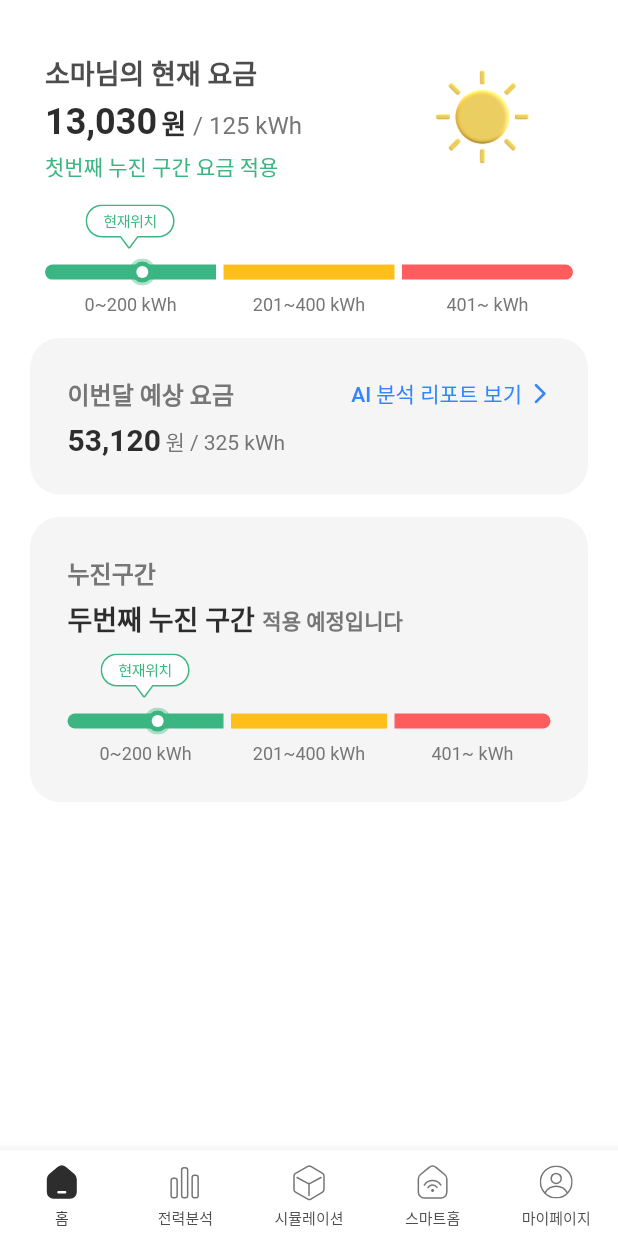
After one commit to dodo849/SmartEletricAppFrontEnd, a Flutter app: the screen it shows after launch, on a phone screen of 412 x 824 dp. The commit adds this screen. Run offline on Flutter 3.47's test engine with Material 2 defaults, Android fonts, the light colour scheme and no system bars; our stand-ins replace flutter_svg, get, shared_preferences; Roboto replaces fonts that are missing (Pretendard).

Commit message:
Feat: BottomNavagtaionBar 탭 전환 구현

```diff
--- a/smart_electric_application/lib/main.dart
+++ b/smart_electric_application/lib/main.dart
@@ -1,7 +1,7 @@
 import 'package:flutter/material.dart';
 import 'package:get/get.dart';
 import 'package:smart_electric_application/src/view/page/AIReport.dart';
-import 'package:smart_electric_application/src/view/page/MyHome.dart';
+import 'package:smart_electric_application/src/view/page/MyScaffold.dart';
 import 'package:smart_electric_application/src/view/theme/Themes.dart';
 import 'package:smart_electric_application/src/viewmodel/ThemeViewModel.dart';
 
@@ -17,7 +17,7 @@ class MyApp extends StatelessWidget {
     Get.put(ThemeViewModel());
 
     return GetMaterialApp(
-      home: MyHome(),
+      home: MyScaffold(),
       theme: lightTheme,
       darkTheme: darkTheme,
       themeMode: ThemeMode.system,
--- a/smart_electric_application/lib/src/view/component/MyBottomNavigationBar.dart
+++ b/smart_electric_application/lib/src/view/component/MyBottomNavigationBar.dart
@@ -1,10 +1,13 @@
 import 'package:flutter/material.dart';
 import 'package:flutter_svg/svg.dart';
 import 'package:get/get.dart';
+import 'package:smart_electric_application/src/view/page/MyScaffold.dart';
 
 // Stateful 위젯 사용
 class MyBottomNavgationBar extends StatefulWidget {
-  const MyBottomNavgationBar({Key? key}) : super(key: key);
+  const MyBottomNavgationBar({
+    Key? key,
+  }) : super(key: key);
 
   @override
   State<StatefulWidget> createState() => _MyBottomNavgationBar();
@@ -15,43 +18,69 @@ class _MyBottomNavgationBar extends State<MyBottomNavgationBar> {
   static int _selectedIndex = 0;
 
   // 탭 될때 인덱스 변수 변경할 함수
-  void _onItemTapped(int index) {
-    setState(() {
-      _selectedIndex = index;
-    });
-  }
+  // void _onItemTapped(int index) {
+  //   setState(() {
+  //     selectedIndex = index;
+  //   });
+  // }
 
   @override
   Widget build(BuildContext context) {
+
+    // findAncestorStateOfType: 조상 위젯의 State에 접근할 수 있는 메서드
+    // 부모 위젯인 MyScaffold의 state에 접근
+    MyScaffoldState? parent =
+        context.findAncestorStateOfType<MyScaffoldState>();
+
+    void _onItemTapped(int index) {
+      print("tap");
+      _selectedIndex = index;
+      parent?.setState(() {
+        parent.selectedIndex = _selectedIndex;
+        print(parent.selectedIndex);
+      });
+    }
+
     return BottomNavigationBar(
+      backgroundColor: context.theme.colorScheme.background,
       items: <BottomNavigationBarItem>[
         BottomNavigationBarItem(
             icon: _selectedIndex == 0 // 선택된 탭은 채워진 아이콘, 나머지는 line 아이콘
-                ? SvgPicture.asset('assets/icons/menu-home-solid.svg')
-                : SvgPicture.asset('assets/icons/menu-home-line.svg'),
+                ? SvgPicture.asset('assets/icons/menu-home-solid.svg',
+                    color: context.theme.colorScheme.onBackground)
+                : SvgPicture.asset('assets/icons/menu-home-line.svg',
+                    color: context.theme.colorScheme.onSurface),
             label: "홈"),
         BottomNavigationBarItem(
             icon: _selectedIndex == 1
-                ? SvgPicture.asset('assets/icons/menu-analysis-solid.svg')
-                : SvgPicture.asset('assets/icons/menu-analysis-line.svg'),
+                ? SvgPicture.asset('assets/icons/menu-analysis-solid.svg',
+                    color: context.theme.colorScheme.onBackground)
+                : SvgPicture.asset('assets/icons/menu-analysis-line.svg',
+                    color: context.theme.colorScheme.onSurface),
             label: "전력분석"),
         BottomNavigationBarItem(
             icon: _selectedIndex == 2
-                ? SvgPicture.asset('assets/icons/menu-simulation-solid.svg')
-                : SvgPicture.asset('assets/icons/menu-simulation-line.svg'),
+                ? SvgPicture.asset('assets/icons/menu-simulation-solid.svg',
+                    color: context.theme.colorScheme.onBackground)
+                : SvgPicture.asset('assets/icons/menu-simulation-line.svg',
+                    color: context.theme.colorScheme.onSurface),
             label: "시뮬레이션"),
         BottomNavigationBarItem(
             icon: _selectedIndex == 3
-                ? SvgPicture.asset('assets/icons/menu-smarthome-solid.svg')
-                : SvgPicture.asset('assets/icons/menu-smarthome-line.svg'),
+                ? SvgPicture.asset('assets/icons/menu-smarthome-solid.svg',
+                    color: context.theme.colorScheme.onBackground)
+                : SvgPicture.asset('assets/icons/menu-smarthome-line.svg',
+                    color: context.theme.colorScheme.onSurface),
             label: "스마트홈"),
         BottomNavigationBarItem(
             icon: _selectedIndex == 4
-                ? SvgPicture.asset('assets/icons/menu-mypage-solid.svg')
-                : SvgPicture.asset('assets/icons/menu-mypage-line.svg'),
+                ? SvgPicture.asset('assets/icons/menu-mypage-solid.svg',
+                    color: context.theme.colorScheme.onBackground)
+                : SvgPicture.asset('assets/icons/menu-mypage-line.svg',
+                    color: context.theme.colorScheme.onSurface),
             label: "마이페이지"),
       ],
-      // 현재 인덱스를 _selectedIndex에 저장
+      // 현재 인덱스를 selectedIndex에 저장
       currentIndex: _selectedIndex,
       // 요소(item)을 탭 할 시 실행)
       onTap: _onItemTapped,
--- a/smart_electric_application/lib/src/view/page/AIReport.dart
+++ b/smart_electric_application/lib/src/view/page/AIReport.dart
@@ -1,6 +1,6 @@
 import 'package:flutter/material.dart';
 import 'package:smart_electric_application/src/view/component/MyBottomNavigationBar.dart';
-import 'package:smart_electric_application/src/view/page/MyHome.dart';
+import 'package:smart_electric_application/src/view/page/Home.dart';
 
 class AIReport extends StatelessWidget {
   const AIReport({Key? key}) : super(key: key);
--- /dev/null
+++ b/smart_electric_application/lib/src/view/page/Home.dart
@@ -0,0 +1,128 @@
+import 'package:flutter/material.dart';
+import 'package:flutter_svg/flutter_svg.dart';
+import 'package:get/get.dart';
+import 'package:smart_electric_application/src/view/component/MyBottomNavigationBar.dart';
+import 'package:smart_electric_application/src/view/component/NowChargeBanner.dart';
+import 'package:smart_electric_application/src/view/component/ProgressiveIntervalCard.dart';
+import 'package:smart_electric_application/src/view/component/EstimatedChargeCard.dart';
+import 'package:smart_electric_application/src/view/component/ProgressiveIntervalBar.dart';
+import 'package:shared_preferences/shared_preferences.dart';
+import 'package:smart_electric_application/src/viewmodel/ThemeViewModel.dart';
+import 'package:smart_electric_application/CustomIcon.dart';
+
+class Home extends StatefulWidget {
+  const Home({Key? key}) : super(key: key);
+
+  @override
+  State<StatefulWidget> createState() => _Home();
+}
+
+class _Home extends State<Home> {
+  static RxBool isLightTheme = false.obs;
+
+  Future<SharedPreferences> _prefs = SharedPreferences.getInstance();
+
+  // _saveThemeStatus() async {
+  //   SharedPreferences pref = await _prefs;
+  //   pref.setBool('theme', _isLightTheme.value);
+  // }
+
+  // _getThemeStatus() async {
+  //   var _isLight = _prefs.then((SharedPreferences prefs) {
+  //     return prefs.getBool('theme') != null ? prefs.getBool('theme') : true;
+  //   }).obs;
+  //   _isLightTheme.value = (await _isLight.value)!;
+  //   Get.changeThemeMode(_isLightTheme.value ? ThemeMode.light : ThemeMode.dark);
+  // }
+
+  static int selectedTabIndex = 0;
+
+
+  @override
+  Widget build(BuildContext context) {
+    return Column(children: [
+      SizedBox(height: 35),
+      Row(
+        children: [
+          NowChargeBanner(),
+          Spacer(),
+          GestureDetector(
+            onTap: () {
+              ThemeViewModel.to.changeTheme();
+            }, // Image tapped
+            child: ThemeViewModel.to.isLightTheme.isTrue
+                ? Image.asset("assets/images/img_day.png",
+                    width: 70, height: 70)
+                : Image.asset("assets/images/img_night.png",
+                    width: 70, height: 70),
+          ),
+          Spacer(),
+        ],
+      ),
+
+      SizedBox(height: 15),
+      Container(
+        margin: EdgeInsets.symmetric(horizontal: 30),
+        child: ProgressiveIntervalBar(
+          currentRate: 100,
+          currentSectionNumber: 1,
+        ),
+      ),
+
+      SizedBox(height: 15),
+      EstimatedChargeCard(),
+
+      SizedBox(height: 15),
+      ProgressiveIntervalCard(),
+
+      SizedBox(height: 15),
+
+      // Obx(() => ElevatedButton(
+      //     style: ButtonStyle(
+      //       backgroundColor: MaterialStateProperty.all(
+      //           context.theme.colorScheme.secondary),
+      //     ),
+      //     onPressed: () {
+      //       ThemeViewModel.to.changeTheme();
+      //     },
+      //     child:
+      //         Text("light/dark", style: TextStyle(color: Colors.white)))),
+
+      // // state
+      // GetBuilder<ThemeViewModel>(
+      //     global: true,
+      //     builder: (contoller) {
+      //       return ElevatedButton(
+      //           style: ButtonStyle(
+      //             backgroundColor: MaterialStateProperty.all(
+      //                 context.theme.colorScheme.secondary),
+      //           ),
+      //           onPressed: () {
+      //             contoller.changeTheme();
+      //           },
+      //           child: Text("light/dark",
+      //               style: TextStyle(color: Colors.white)));
+      //     }),
+
+      // Obx(
+      //   () => Text(
+      //     'Change to ${_isLightTheme.value ? 'Dark' : 'Light'} theme',
+      //     style: TextStyle(color: context.theme.colorScheme.onBackground),
+      //   ),
+      // ),
+      // ObxValue(
+      //   (data) => Switch(
+      //     value: _isLightTheme.value,
+      //     onChanged: (val) {
+      //       _isLightTheme.value = val;
+      //       Get.changeThemeMode(
+      //           _isLightTheme.value ? ThemeMode.light : ThemeMode.dark,
+      //       );
+      //         // _saveThemeStatus();
+      //       },
+      //     ),
+      //     false.obs,
+      // ),
+    ]);
+  }
+}
--- /dev/null
+++ b/smart_electric_application/lib/src/view/page/MyScaffold.dart
@@ -0,0 +1,48 @@
+import 'package:flutter/material.dart';
+import 'package:flutter/src/foundation/key.dart';
+import 'package:flutter/src/widgets/framework.dart';
+import 'package:get/get.dart';
+import 'package:smart_electric_application/src/view/component/MyBottomNavigationBar.dart';
+import 'package:smart_electric_application/src/view/page/Home.dart';
+
+class MyScaffold extends StatefulWidget {
+  const MyScaffold({Key? key}) : super(key: key);
+
+  @override
+  State<MyScaffold> createState() => MyScaffoldState();
+}
+
+class MyScaffoldState extends State<MyScaffold> {
+  // 선택된 탭 인덱스 저장. 자식 위젯인 MyBottomNavgationBar에서 변경한다.
+  int selectedIndex = 0;
+
+  // 탭별 화면
+  static List<Widget> tabPages = <Widget>[
+    Home(),
+    Container(),
+    Container(),
+    Container(),
+    Container(),
+  ];
+
+  @override
+  Widget build(BuildContext context) {
+    print("selectedIndex: ${selectedIndex}");
+    return Scaffold(
+      backgroundColor: context.theme.colorScheme.background,
+      appBar: EmptyAppBar(),
+      body: tabPages[selectedIndex],
+      bottomNavigationBar: MyBottomNavgationBar(),
+    );
+  }
+}
+
+class EmptyAppBar extends StatelessWidget implements PreferredSizeWidget {
+  @override
+  Widget build(BuildContext context) {
+    return Container();
+  }
+
+  @override
+  Size get preferredSize => Size(0.0, 0.0);
+}
```
Also changed, not shown: smart_electric_application/lib/src/view/page/Analysis.dart (added, +14 -0 lines), smart_electric_application/lib/src/view/page/MyHome.dart (deleted, +0 -142 lines), smart_electric_application/assets/icons/menu-analysis-line.svg, smart_electric_application/assets/icons/menu-home-line.svg.
